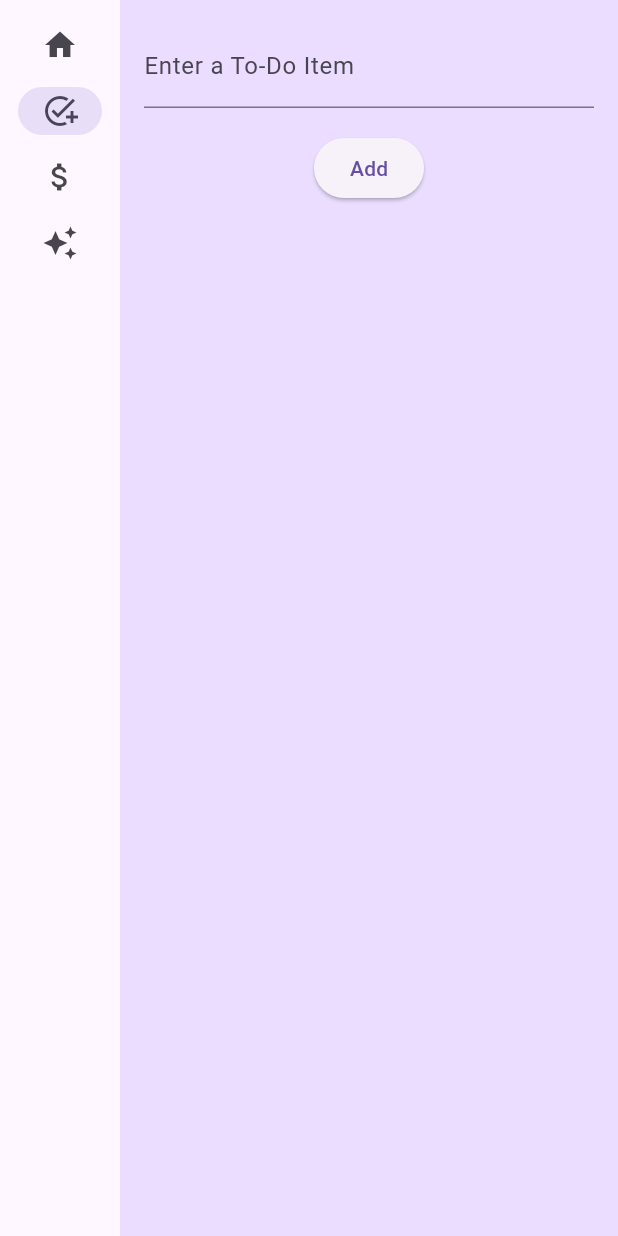
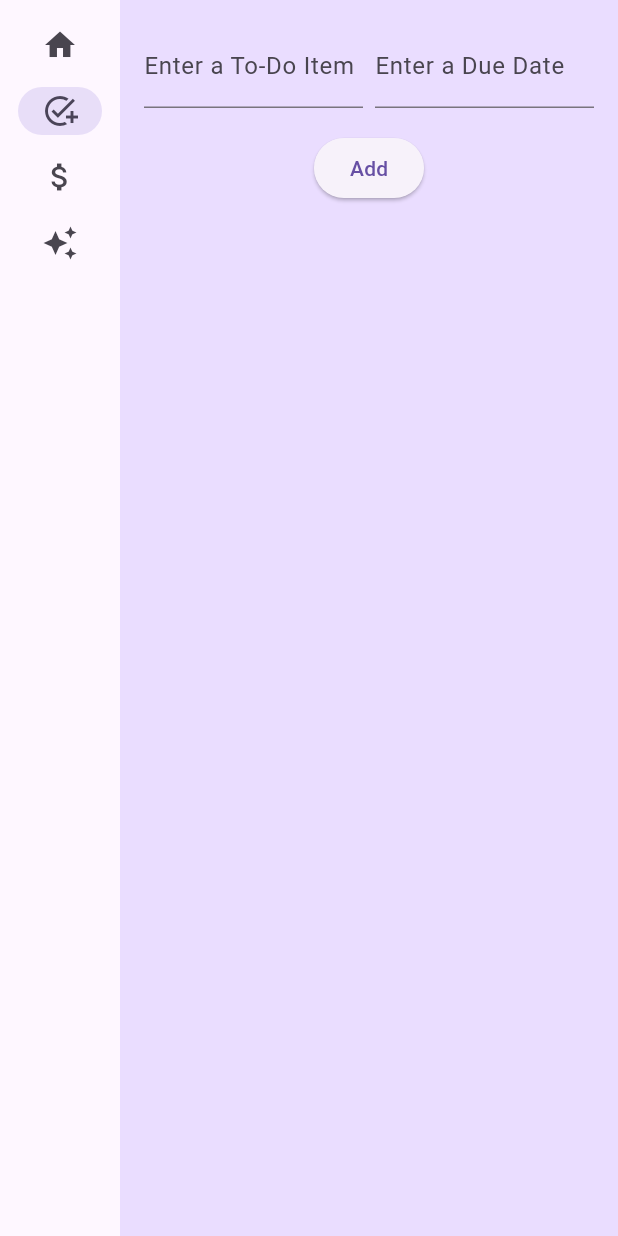
Before and after one commit to m-capone1/Entre-Planner, a Flutter app: the screen it shows after launch, after a tap on "To Do", on a phone screen of 412 x 824 dp. Run offline on Flutter 3.47's test engine with Material 3 defaults, Android fonts, the phone set to English and light mode, and no system bars; our stand-ins replace google_fonts.

Commit message:
change stlying of input widgets

```diff
--- a/lib/main.dart
+++ b/lib/main.dart
@@ -131,7 +131,7 @@ class _HomePageState extends State<HomePage> {
             padding: const EdgeInsets.all(16.0),
             child: Text(
               'Entre-Planner',
-              style: GoogleFonts.montserrat(
+              style: GoogleFonts.raleway(
                 textStyle: const TextStyle(
                   fontSize: 24,
                   fontWeight: FontWeight.bold,
@@ -177,6 +177,7 @@ class ToDoPage extends StatefulWidget {
 class _ToDoPageState extends State<ToDoPage> {
   final List<Map<String, dynamic>> _toDoItems = [];
   final TextEditingController _controller = TextEditingController();
+  final TextEditingController _date = TextEditingController();
 
   @override
   Widget build(BuildContext context) {
@@ -184,11 +185,26 @@ class _ToDoPageState extends State<ToDoPage> {
       children: [
         Padding(
           padding: const EdgeInsets.all(16.0),
-          child: TextField(
-            controller: _controller,
-            decoration: const InputDecoration(
-              labelText: 'Enter a To-Do Item',
-            ),
+          child: Row(
+            children: [
+              Expanded(
+                child: TextField(
+                  controller: _controller,
+                  decoration: const InputDecoration(
+                    labelText: 'Enter a To-Do Item',
+                  ),
+                ),
+              ),
+              const SizedBox(width: 8.0),
+              Expanded(
+                child: TextField(
+                  controller: _date,
+                  decoration: const InputDecoration(
+                    labelText: 'Enter a Due Date',
+                  ),
+                ),
+              ),
+            ],
           ),
         ),
         ElevatedButton(
@@ -202,6 +218,7 @@ class _ToDoPageState extends State<ToDoPage> {
               final item = _toDoItems[index];
               return ListTile(
                 title: Text('${index + 1}: ${item['text']}'),
+                subtitle: Text('Due Date: ${item['date']}'),
                 trailing: Row(
                   mainAxisSize: MainAxisSize.min,
                   children: [
@@ -211,8 +228,11 @@ class _ToDoPageState extends State<ToDoPage> {
                       onPressed: () {
                         setState(() {
                           _toDoItems.removeAt(index);
-                          _toDoItems.insert(
-                              0, {'text': item['text'], 'urgent': true});
+                          _toDoItems.insert(0, {
+                            'text': item['text'],
+                            'date': item['date'],
+                            'urgent': true
+                          });
                         });
                       },
                     ),
@@ -235,10 +255,12 @@ class _ToDoPageState extends State<ToDoPage> {
   }
 
   void _addToDoItem() {
-    if (_controller.text.isNotEmpty) {
+    if (_controller.text.isNotEmpty && _date.text.isNotEmpty) {
       setState(() {
-        _toDoItems.add({'text': _controller.text, 'urgent': false});
+        _toDoItems.add(
+            {'text': _controller.text, 'date': _date.text, 'urgent': false});
         _controller.clear();
+        _date.clear();
       });
     }
   }
```
